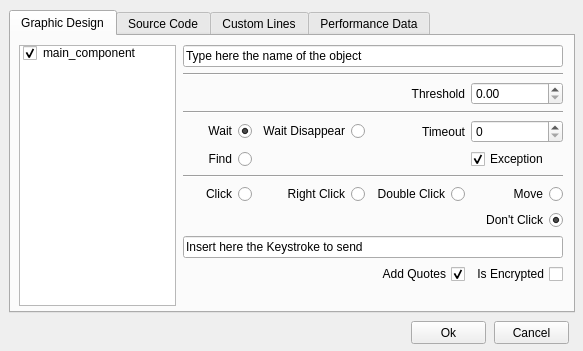
Qt form alyvix/extra/robotide/qt_ui/alyvix_image_finder_properties_view.ui (alyvix/alyvix) before a commit.
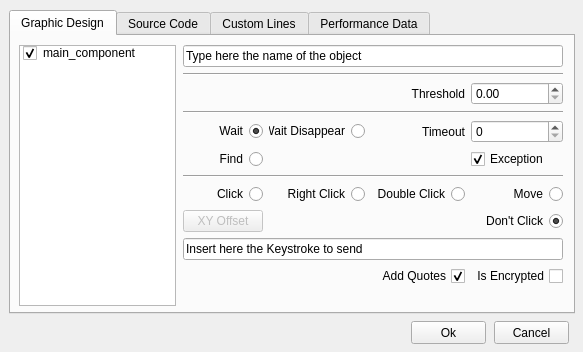
The same form after that commit.

Commit message: set mouse xy offset

What changed in the file:
```diff
--- a/alyvix/extra/robotide/qt_ui/alyvix_image_finder_properties_view.ui
+++ b/alyvix/extra/robotide/qt_ui/alyvix_image_finder_properties_view.ui
@@ -7,7 +7,7 @@
     <x>0</x>
     <y>0</y>
     <width>583</width>
-    <height>351</height>
+    <height>352</height>
    </rect>
   </property>
   <property name="windowTitle">
@@ -19,7 +19,7 @@
      <x>9</x>
      <y>10</y>
      <width>566</width>
-     <height>303</height>
+     <height>304</height>
     </rect>
    </property>
    <property name="currentIndex">
@@ -272,6 +272,16 @@
          </attribute>
         </widget>
        </item>
+       <item row="8" column="0">
+        <widget class="QPushButton" name="pushButtonXYoffset">
+         <property name="enabled">
+          <bool>false</bool>
+         </property>
+         <property name="text">
+          <string>XY Offset</string>
+         </property>
+        </widget>
+       </item>
       </layout>
      </widget>
     </widget>
```
Left out of the diff: 10 changed lines with no effect on the pictures. The commit also changes 8 other files.
